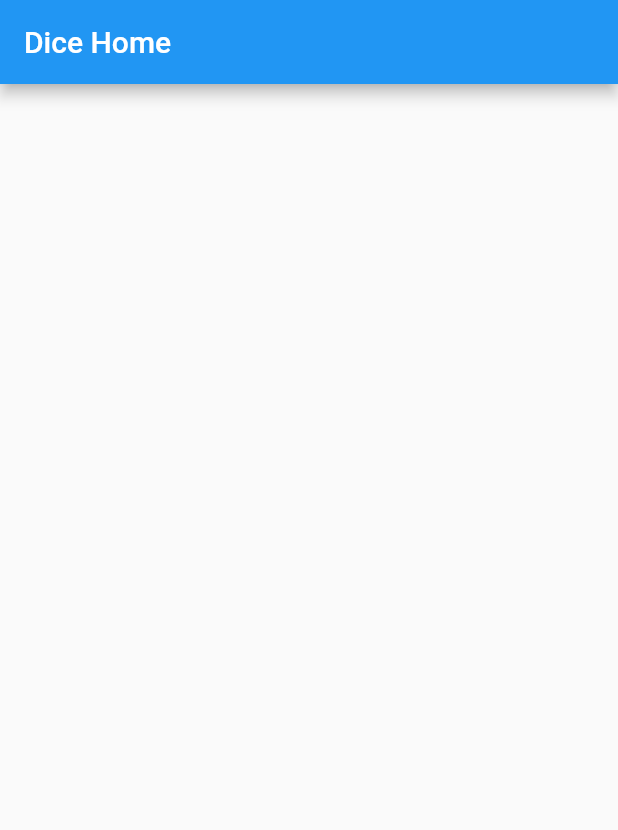
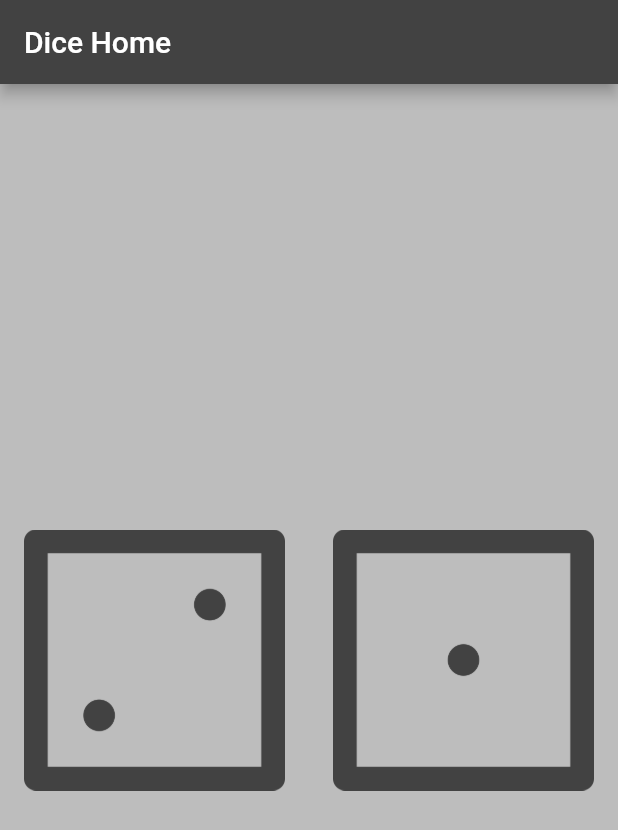
Before and after one commit to Flutter-learning-tutorial/dice_app, a Flutter app: the screen it shows after launch, on a phone screen of 412 x 824 dp. Shown: the top 830 px of the screen. Run offline on Flutter 3.47's test engine with Material 2 defaults, Android fonts, the phone set to English and light mode, and no system bars.

Commit message:
button tapp added with stateless widget.

```diff
--- a/flutter_dicee_app/lib/main.dart
+++ b/flutter_dicee_app/lib/main.dart
@@ -1,21 +1,71 @@
 import 'package:flutter/material.dart';
+import 'package:flutter/rendering.dart';
 
 void main() {
-  runApp(DiceApp());
+  runApp(DiceScreen());
 }
 
-class DiceApp extends StatelessWidget {
+class DiceScreen extends StatelessWidget {
   // This widget is the root of your application.
   @override
   Widget build(BuildContext context) {
     return MaterialApp(
       debugShowCheckedModeBanner: false,
       home: Scaffold(
+        backgroundColor: Colors.grey[400],
         appBar: AppBar(
           title: Text("Dice Home"),
+          backgroundColor: Colors.grey[800],
         ),
-        body: Container(),
+        body: DiceBodyContainer(),
       ),
     );
   }
 }
+
+class DiceBodyContainer extends StatelessWidget {
+  const DiceBodyContainer({
+    Key key,
+  }) : super(key: key);
+
+  @override
+  Widget build(BuildContext context) {
+    var leftDiceNumber = 2;
+    return Center(
+      child: Row(
+        children: [
+          Expanded(
+            child: Padding(
+              padding: const EdgeInsets.all(8.0),
+              child: TextButton(
+                onPressed: () {
+                  print('left button tapped');
+                },
+                style: TextButton.styleFrom(primary: Colors.grey),
+                child: Image.asset(
+                  "images/dice$leftDiceNumber.png",
+                  color: Colors.grey[800],
+                ),
+              ),
+            ),
+          ),
+          Expanded(
+            child: Padding(
+              padding: const EdgeInsets.all(8.0),
+              child: TextButton(
+                onPressed: () {
+                  print('right button tapped');
+                },
+                style: TextButton.styleFrom(primary: Colors.grey),
+                child: Image.asset(
+                  "images/dice1.png",
+                  color: Colors.grey[800],
+                ),
+              ),
+            ),
+          ),
+        ],
+      ),
+    );
+  }
+}
```
Also changed, not shown: 1 other file.
